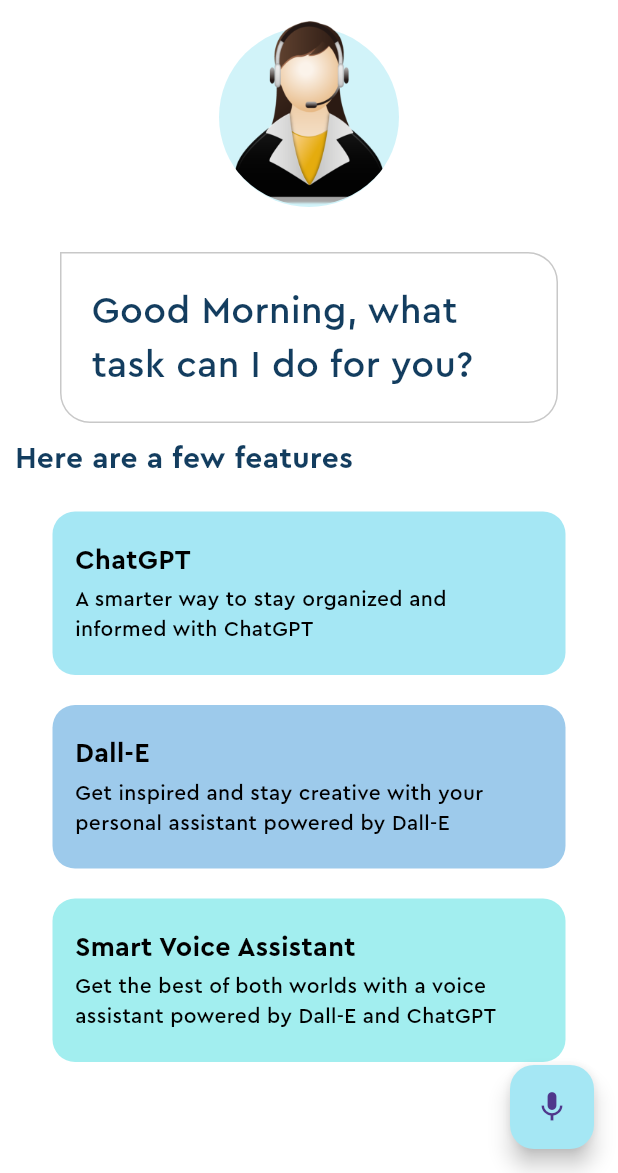
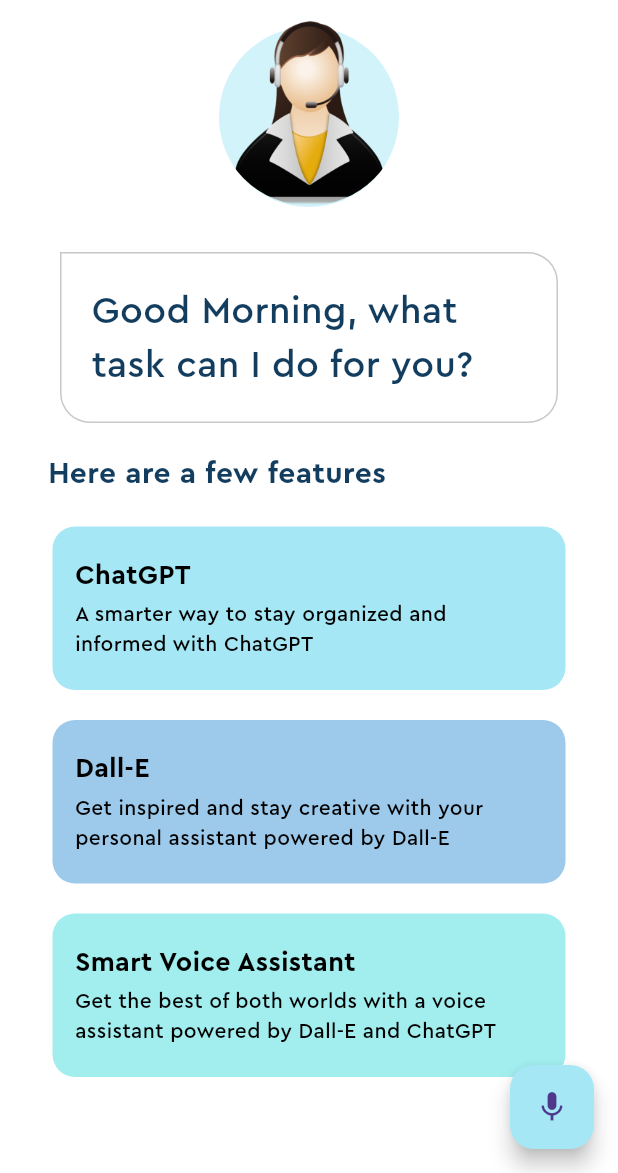
Before and after one commit to prateekp273/chatpix_assistant, a Flutter app: the screen it shows after launch, after a tap on the "mic" icon, on a phone screen of 412 x 824 dp, the part 63-1236 px from its top. Run offline on Flutter 3.47's test engine with Material 2 defaults, Android fonts, the phone set to English and light mode, and no system bars; our stand-ins replace animate_do, flutter_tts, speech_to_text.

```diff
--- a/lib/home_page.dart
+++ b/lib/home_page.dart
@@ -1,23 +1,28 @@
 import 'package:allen/feature_box.dart';
 import 'package:allen/openai_service.dart';
 import 'package:allen/pallete.dart';
+import 'package:animate_do/animate_do.dart';
 import 'package:flutter/material.dart';
 import 'package:flutter_tts/flutter_tts.dart';
 import 'package:speech_to_text/speech_recognition_result.dart';
 import 'package:speech_to_text/speech_to_text.dart';
 
-class Homepage extends StatefulWidget {
-  const Homepage({super.key});
+class HomePage extends StatefulWidget {
+  const HomePage({super.key});
 
   @override
-  State<Homepage> createState() => _HomepageState();
+  State<HomePage> createState() => _HomePageState();
 }
 
-class _HomepageState extends State<Homepage> {
+class _HomePageState extends State<HomePage> {
   final speechToText = SpeechToText();
   final flutterTts = FlutterTts();
   String lastWords = '';
   final OpenAIService openAIService = OpenAIService();
+  String? generatedContent;
+  String? generatedImageUrl;
+  int start = 200;
+  int delay = 200;
 
   @override
   void initState() {
@@ -37,7 +42,7 @@ class _HomepageState extends State<Homepage> {
   }
 
   Future<void> startListening() async {
-    await speechToText.listen(onResult: _onSpeechResult);
+    await speechToText.listen(onResult: onSpeechResult);
     setState(() {});
   }
 
@@ -46,7 +51,7 @@ class _HomepageState extends State<Homepage> {
     setState(() {});
   }
 
-  void _onSpeechResult(SpeechRecognitionResult result) {
+  void onSpeechResult(SpeechRecognitionResult result) {
     setState(() {
       lastWords = result.recognizedWords;
     });
@@ -66,8 +71,10 @@ class _HomepageState extends State<Homepage> {
   @override
   Widget build(BuildContext context) {
     return Scaffold(
-      appBar:  AppBar(
-        title: const Text('Allen'),
+      appBar: AppBar(
+        title: BounceInDown(
+          child: const Text('Allen'),
+        ),
         leading: const Icon(Icons.menu),
         centerTitle: true,
       ),
@@ -75,14 +82,15 @@ class _HomepageState extends State<Homepage> {
         child: Column(
           children: [
             // virtual assistant picture
-            Stack(
+            ZoomIn(
+              child: Stack(
                 children: [
                   Center(
                     child: Container(
                       height: 120,
                       width: 120,
-                    margin: const EdgeInsets.only(top:4),
-                    decoration:  const BoxDecoration(
+                      margin: const EdgeInsets.only(top: 4),
+                      decoration: const BoxDecoration(
                         color: Pallete.assistantCircleColor,
                         shape: BoxShape.circle,
                       ),
@@ -90,7 +98,7 @@ class _HomepageState extends State<Homepage> {
                   ),
                   Container(
                     height: 123,
-                  decoration:  const BoxDecoration(
+                    decoration: const BoxDecoration(
                       shape: BoxShape.circle,
                       image: DecorationImage(
                         image: AssetImage(
@@ -98,17 +106,21 @@ class _HomepageState extends State<Homepage> {
                         ),
                       ),
                     ),
-                )
+                  ),
                 ],
               ),
+            ),
             // chat bubble
-            Container(
+            FadeInRight(
+              child: Visibility(
+                visible: generatedImageUrl == null,
+                child: Container(
                   padding: const EdgeInsets.symmetric(
                     horizontal: 20,
                     vertical: 10,
                   ),
                   margin: const EdgeInsets.symmetric(horizontal: 40).copyWith(
-                top:30,
+                    top: 30,
                   ),
                   decoration: BoxDecoration(
                     border: Border.all(
@@ -118,21 +130,37 @@ class _HomepageState extends State<Homepage> {
                       topLeft: Radius.zero,
                     ),
                   ),
-              child: const Padding(
-                padding: EdgeInsets.symmetric(vertical: 10.0),
+                  child: Padding(
+                    padding: const EdgeInsets.symmetric(vertical: 10.0),
                     child: Text(
-                  'Good Morning, what task can I do for you?',
+                      generatedContent == null
+                          ? 'Good Morning, what task can I do for you?'
+                          : generatedContent!,
                       style: TextStyle(
                         fontFamily: 'Cera Pro',
                         color: Pallete.mainFontColor,
-                    fontSize: 25,
+                        fontSize: generatedContent == null ? 25 : 18,
                       ),
                     ),
                   ),
                 ),
-           Container(
+              ),
+            ),
+            if (generatedImageUrl != null)
+              Padding(
+                padding: const EdgeInsets.all(10.0),
+                child: ClipRRect(
+                  borderRadius: BorderRadius.circular(20),
+                  child: Image.network(generatedImageUrl!),
+                ),
+              ),
+            SlideInLeft(
+              child: Visibility(
+                visible: generatedContent == null && generatedImageUrl == null,
+                child: Container(
                   padding: const EdgeInsets.all(10),
                   alignment: Alignment.centerLeft,
+                  margin: const EdgeInsets.only(top: 10, left: 22),
                   child: const Text(
                     'Here are a few features',
                     style: TextStyle(
@@ -143,49 +171,76 @@ class _HomepageState extends State<Homepage> {
                     ),
                   ),
                 ),
+              ),
+            ),
             // features list
-            const Column(
+            Visibility(
+              visible: generatedContent == null && generatedImageUrl == null,
+              child: Column(
                 children: [
-                FeatureBox(
+                  SlideInLeft(
+                    delay: Duration(milliseconds: start),
+                    child: const FeatureBox(
                       color: Pallete.firstSuggestionBoxColor,
                       headerText: 'ChatGPT',
                       descriptionText:
                       'A smarter way to stay organized and informed with ChatGPT',
                     ),
-                FeatureBox(
+                  ),
+                  SlideInLeft(
+                    delay: Duration(milliseconds: start + delay),
+                    child: const FeatureBox(
                       color: Pallete.secondSuggestionBoxColor,
                       headerText: 'Dall-E',
                       descriptionText:
                       'Get inspired and stay creative with your personal assistant powered by Dall-E',
                     ),
-                FeatureBox(
+                  ),
+                  SlideInLeft(
+                    delay: Duration(milliseconds: start + 2 * delay),
+                    child: const FeatureBox(
                       color: Pallete.thirdSuggestionBoxColor,
                       headerText: 'Smart Voice Assistant',
                       descriptionText:
                       'Get the best of both worlds with a voice assistant powered by Dall-E and ChatGPT',
                     ),
-
+                  ),
                 ],
+              ),
             )
           ],
         ),
       ),
-      floatingActionButton: FloatingActionButton(
+      floatingActionButton: ZoomIn(
+        delay: Duration(milliseconds: start + 3 * delay),
+        child: FloatingActionButton(
           backgroundColor: Pallete.firstSuggestionBoxColor,
           onPressed: () async {
-          if (await speechToText.hasPermission && speechToText.isNotListening) {
+            if (await speechToText.hasPermission &&
+                speechToText.isNotListening) {
               await startListening();
-          } else if(speechToText.isListening) {
+            } else if (speechToText.isListening) {
               final speech = await openAIService.isArtPromptAPI(lastWords);
+              if (speech.contains('https')) {
+                generatedImageUrl = speech;
+                generatedContent = null;
+                setState(() {});
+              } else {
+                generatedImageUrl = null;
+                generatedContent = speech;
+                setState(() {});
                 await systemSpeak(speech);
+              }
               await stopListening();
             } else {
               initSpeechToText();
             }
           },
-        child: const Icon(Icons.mic),
+          child: Icon(
+            speechToText.isListening ? Icons.stop : Icons.mic,
           ),
-
+        ),
+      ),
     );
   }
 }
--- a/lib/main.dart
+++ b/lib/main.dart
@@ -20,7 +20,7 @@ class MyApp extends StatelessWidget {
           backgroundColor: Pallete.whiteColor,
         ),
       ),
-      home: const Homepage(),
+      home: const HomePage(),
     );
   }
 }
```
Lines whose indentation alone changed are shown as unchanged.
